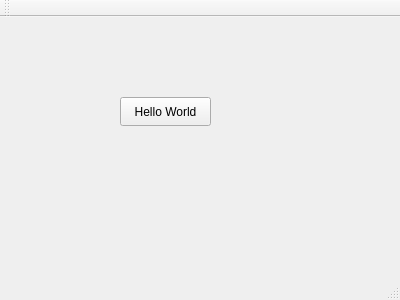
sh-toba/HABAppwithQt, file HABAppMain/mainwindow.ui: the form before one commit.
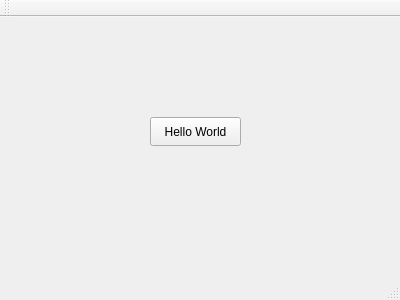
The form after the commit.

```diff
--- a/HABAppMain/mainwindow.ui
+++ b/HABAppMain/mainwindow.ui
@@ -17,8 +17,8 @@
    <widget class="QPushButton" name="pushButton">
     <property name="geometry">
      <rect>
-      <x>120</x>
-      <y>80</y>
+      <x>150</x>
+      <y>100</y>
       <width>91</width>
       <height>29</height>
      </rect>
```
